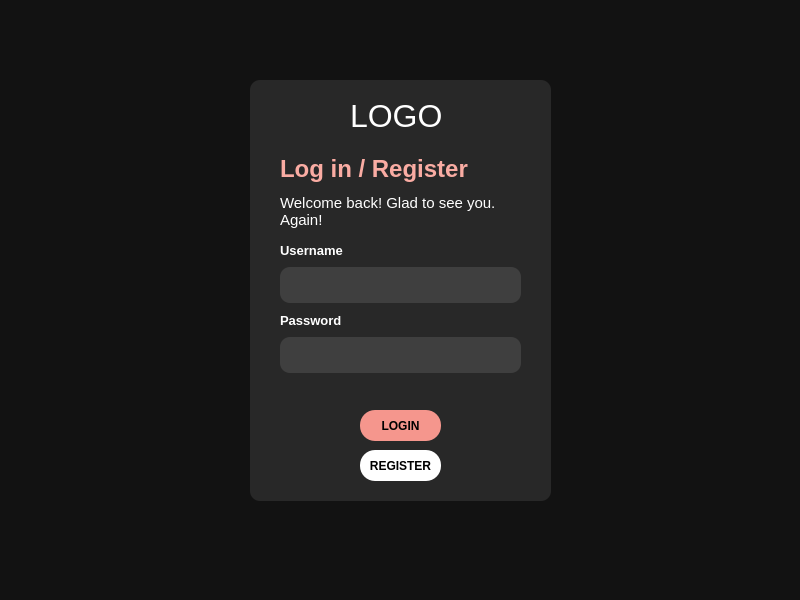
elchalom/3K04_Project, file DCM/test_windowUI/form.ui: the form before one commit.
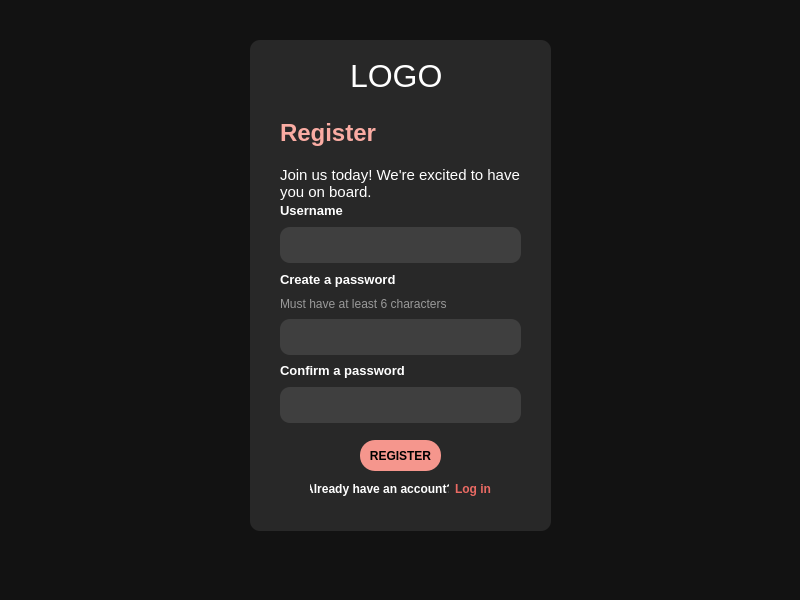
The form after the commit.

Commit message: Updated login/registration with functionality

What changed in the file:
```diff
--- a/DCM/test_windowUI/form.ui
+++ b/DCM/test_windowUI/form.ui
@@ -40,9 +40,9 @@
    <property name="geometry">
     <rect>
      <x>250</x>
-     <y>80</y>
+     <y>90</y>
      <width>301</width>
-     <height>421</height>
+     <height>401</height>
     </rect>
    </property>
    <property name="styleSheet">
@@ -120,7 +120,7 @@
     <property name="geometry">
      <rect>
       <x>110</x>
-      <y>330</y>
+      <y>310</y>
       <width>81</width>
       <height>31</height>
      </rect>
@@ -143,41 +143,7 @@
      <string>LOGIN</string>
     </property>
    </widget>
-   <widget class="QPushButton" name="register_button">
-    <property name="geometry">
-     <rect>
-      <x>110</x>
-      <y>370</y>
-      <width>81</width>
-      <height>31</height>
-     </rect>
-    </property>
-    <property name="font">
-     <font>
-      <bold>true</bold>
-     </font>
-    </property>
-    <property name="cursor">
-     <cursorShape>PointingHandCursor</cursorShape>
-    </property>
-    <property name="styleSheet">
-     <string notr="true">QPushButton {
-	background-color: white;
-	border-radius: 15px;
-}
-
-QPushButton:clicked {
-	background-color: rgb(129, 255, 247);
-}</string>
-    </property>
-    <property name="text">
-     <string>REGISTER</string>
-    </property>
-    <property name="checkable">
-     <bool>false</bool>
-    </property>
-   </widget>
-   <widget class="QWidget" name="">
+   <widget class="QWidget" name="layoutWidget">
     <property name="geometry">
      <rect>
       <x>30</x>
@@ -201,7 +167,7 @@
 }</string>
        </property>
        <property name="text">
-        <string>Log in / Register</string>
+        <string>Log in</string>
        </property>
       </widget>
      </item>
@@ -225,7 +191,7 @@
      </item>
     </layout>
    </widget>
-   <widget class="QWidget" name="">
+   <widget class="QWidget" name="layoutWidget">
     <property name="geometry">
      <rect>
       <x>30</x>
@@ -263,18 +229,424 @@
 	color: white;
 }</string>
        </property>
+       <property name="placeholderText">
+        <string/>
+       </property>
       </widget>
      </item>
     </layout>
    </widget>
-   <zorder>label_2</zorder>
-   <zorder>label</zorder>
+   <widget class="QWidget" name="layoutWidget">
+    <property name="geometry">
+     <rect>
+      <x>50</x>
+      <y>350</y>
+      <width>184</width>
+      <height>18</height>
+     </rect>
+    </property>
+    <layout class="QHBoxLayout" name="horizontalLayout">
+     <item>
+      <widget class="QPushButton" name="register_screen_button">
+       <property name="font">
+        <font>
+         <bold>true</bold>
+        </font>
+       </property>
+       <property name="cursor">
+        <cursorShape>PointingHandCursor</cursorShape>
+       </property>
+       <property name="styleSheet">
+        <string notr="true">QPushButton {
+	color: #ffffff;
+}
+
+QPushButton:clicked {
+	background-color: rgb(129, 255, 247);
+}</string>
+       </property>
+       <property name="text">
+        <string>Don't have an account?</string>
+       </property>
+       <property name="checkable">
+        <bool>false</bool>
+       </property>
+      </widget>
+     </item>
+     <item>
+      <widget class="QPushButton" name="register_screen_button_2">
+       <property name="font">
+        <font>
+         <bold>true</bold>
+        </font>
+       </property>
+       <property name="cursor">
+        <cursorShape>PointingHandCursor</cursorShape>
+       </property>
+       <property name="styleSheet">
+        <string notr="true">QPushButton {
+	color: #ea6a63;
+}
+
+QPushButton:clicked {
+	background-color: rgb(129, 255, 247);
+}</string>
+       </property>
+       <property name="text">
+        <string>Register</string>
+       </property>
+       <property name="checkable">
+        <bool>false</bool>
+       </property>
+      </widget>
+     </item>
+    </layout>
+   </widget>
+   <zorder>layoutWidget</zorder>
+   <zorder>layoutWidget</zorder>
+   <zorder>layoutWidget</zorder>
    <zorder>Logo</zorder>
    <zorder>username_label</zorder>
    <zorder>username_input</zorder>
    <zorder>layoutWidget</zorder>
    <zorder>login_button</zorder>
-   <zorder>register_button</zorder>
+  </widget>
+  <widget class="QWidget" name="register_screen" native="true">
+   <property name="enabled">
+    <bool>true</bool>
+   </property>
+   <property name="geometry">
+    <rect>
+     <x>250</x>
+     <y>40</y>
+     <width>301</width>
+     <height>491</height>
+    </rect>
+   </property>
+   <property name="styleSheet">
+    <string notr="true">QWidget {
+	background-color: rgb(40, 40, 40);
+	border-radius: 10px;
+}</string>
+   </property>
+   <widget class="QLabel" name="Logo_3">
+    <property name="geometry">
+     <rect>
+      <x>100</x>
+      <y>20</y>
+      <width>91</width>
+      <height>31</height>
+     </rect>
+    </property>
+    <property name="font">
+     <font>
+      <pointsize>24</pointsize>
+     </font>
+    </property>
+    <property name="styleSheet">
+     <string notr="true">QLabel {
+	color: white;
+}</string>
+    </property>
+    <property name="text">
+     <string>LOGO</string>
+    </property>
+   </widget>
+   <widget class="QWidget" name="layoutWidget_5">
+    <property name="geometry">
+     <rect>
+      <x>30</x>
+      <y>230</y>
+      <width>241</width>
+      <height>85</height>
+     </rect>
+    </property>
+    <layout class="QVBoxLayout" name="verticalLayout_7">
+     <item>
+      <widget class="QLabel" name="password_label_3">
+       <property name="font">
+        <font>
+         <pointsize>10</pointsize>
+         <bold>true</bold>
+        </font>
+       </property>
+       <property name="styleSheet">
+        <string notr="true">QLabel {
+	color: rgb(255, 255, 255);
+}</string>
+       </property>
+       <property name="text">
+        <string>Create a password</string>
+       </property>
+       <property name="margin">
+        <number>0</number>
+       </property>
+      </widget>
+     </item>
+     <item>
+      <widget class="QLabel" name="label_7">
+       <property name="styleSheet">
+        <string notr="true">QLabel {
+	color: #999999;
+	margin-top: -9;
+}</string>
+       </property>
+       <property name="lineWidth">
+        <number>0</number>
+       </property>
+       <property name="text">
+        <string>Must have at least 6 characters</string>
+       </property>
+       <property name="margin">
+        <number>0</number>
+       </property>
+      </widget>
+     </item>
+     <item>
+      <widget class="QLineEdit" name="reg_password_input_1">
+       <property name="styleSheet">
+        <string notr="true">QLineEdit {
+	background-color: #3f3f3f;
+	padding: 10px 20px;
+	border-radius: 10px;
+	color: white;
+}</string>
+       </property>
+      </widget>
+     </item>
+    </layout>
+   </widget>
+   <widget class="QPushButton" name="register_button">
+    <property name="geometry">
+     <rect>
+      <x>110</x>
+      <y>400</y>
+      <width>81</width>
+      <height>31</height>
+     </rect>
+    </property>
+    <property name="font">
+     <font>
+      <bold>true</bold>
+     </font>
+    </property>
+    <property name="cursor">
+     <cursorShape>PointingHandCursor</cursorShape>
+    </property>
+    <property name="styleSheet">
+     <string notr="true">QPushButton {
+	background-color: #f5968d;
+	border-radius: 15px;
+}</string>
+    </property>
+    <property name="text">
+     <string>REGISTER</string>
+    </property>
+   </widget>
+   <widget class="QWidget" name="layoutWidget_6">
+    <property name="geometry">
+     <rect>
+      <x>30</x>
+      <y>70</y>
+      <width>241</width>
+      <height>96</height>
+     </rect>
+    </property>
+    <layout class="QVBoxLayout" name="verticalLayout_8">
+     <item>
+      <widget class="QLabel" name="label_5">
+       <property name="font">
+        <font>
+         <pointsize>18</pointsize>
+         <bold>true</bold>
+        </font>
+       </property>
+       <property name="styleSheet">
+        <string notr="true">QLabel {
+color: #faaca3;
+}</string>
+       </property>
+       <property name="text">
+        <string>Register</string>
+       </property>
+      </widget>
+     </item>
+     <item>
+      <widget class="QLabel" name="label_6">
+       <property name="font">
+        <font>
+         <pointsize>11</pointsize>
+        </font>
+       </property>
+       <property name="styleSheet">
+        <string notr="true">QLabel {
+color: white;
+}</string>
+       </property>
+       <property name="text">
+        <string>Join us today! We're excited to have
+you on board.</string>
+       </property>
+      </widget>
+     </item>
+    </layout>
+   </widget>
+   <widget class="QWidget" name="layoutWidget_7">
+    <property name="geometry">
+     <rect>
+      <x>30</x>
+      <y>160</y>
+      <width>241</width>
+      <height>63</height>
+     </rect>
+    </property>
+    <layout class="QVBoxLayout" name="verticalLayout_9">
+     <item>
+      <widget class="QLabel" name="username_label_3">
+       <property name="font">
+        <font>
+         <pointsize>10</pointsize>
+         <bold>true</bold>
+        </font>
+       </property>
+       <property name="styleSheet">
+        <string notr="true">QLabel {
+	color: rgb(255, 255, 255);
+}</string>
+       </property>
+       <property name="text">
+        <string>Username</string>
+       </property>
+      </widget>
+     </item>
+     <item>
+      <widget class="QLineEdit" name="reg_username_input">
+       <property name="styleSheet">
+        <string notr="true">QLineEdit {
+	background-color: #3f3f3f;
+	padding: 10px 20px;
+	border-radius: 10px;
+	color: white;
+}</string>
+       </property>
+       <property name="placeholderText">
+        <string/>
+       </property>
+      </widget>
+     </item>
+    </layout>
+   </widget>
+   <widget class="QWidget" name="layoutWidget_8">
+    <property name="geometry">
+     <rect>
+      <x>30</x>
+      <y>320</y>
+      <width>241</width>
+      <height>63</height>
+     </rect>
+    </property>
+    <layout class="QVBoxLayout" name="verticalLayout_10">
+     <item>
+      <widget class="QLabel" name="username_label_4">
+       <property name="font">
+        <font>
+         <pointsize>10</pointsize>
+         <bold>true</bold>
+        </font>
+       </property>
+       <property name="styleSheet">
+        <string notr="true">QLabel {
+	color: rgb(255, 255, 255);
+}</string>
+       </property>
+       <property name="text">
+        <string>Confirm a password</string>
+       </property>
+      </widget>
+     </item>
+     <item>
+      <widget class="QLineEdit" name="reg_password_input_2">
+       <property name="styleSheet">
+        <string notr="true">QLineEdit {
+	background-color: #3f3f3f;
+	padding: 10px 20px;
+	border-radius: 10px;
+	color: white;
+}</string>
+       </property>
+       <property name="placeholderText">
+        <string/>
+       </property>
+      </widget>
+     </item>
+    </layout>
+   </widget>
+   <widget class="QWidget" name="layoutWidget_9">
+    <property name="geometry">
+     <rect>
+      <x>60</x>
+      <y>440</y>
+      <width>181</width>
+      <height>18</height>
+     </rect>
+    </property>
+    <layout class="QHBoxLayout" name="horizontalLayout_2">
+     <item>
+      <widget class="QPushButton" name="login_screen_button">
+       <property name="font">
+        <font>
+         <bold>true</bold>
+        </font>
+       </property>
+       <property name="cursor">
+        <cursorShape>PointingHandCursor</cursorShape>
+       </property>
+       <property name="styleSheet">
+        <string notr="true">QPushButton {
+	color: #ffffff;
+}
+
+QPushButton:clicked {
+	background-color: rgb(129, 255, 247);
+}</string>
+       </property>
+       <property name="text">
+        <string>Already have an account?</string>
+       </property>
+       <property name="checkable">
+        <bool>false</bool>
+       </property>
+      </widget>
+     </item>
+     <item>
+      <widget class="QPushButton" name="login_screen_button_2">
+       <property name="font">
+        <font>
+         <bold>true</bold>
+        </font>
+       </property>
+       <property name="cursor">
+        <cursorShape>PointingHandCursor</cursorShape>
+       </property>
+       <property name="styleSheet">
+        <string notr="true">QPushButton {
+	color: #ea6a63;
+}
+
+QPushButton:clicked {
+	background-color: rgb(129, 255, 247);
+}</string>
+       </property>
+       <property name="text">
+        <string>Log in</string>
+       </property>
+       <property name="checkable">
+        <bool>false</bool>
+       </property>
+      </widget>
+     </item>
+    </layout>
+   </widget>
   </widget>
  </widget>
  <resources/>
```
Left out of the diff: 6 changed lines with no effect on the pictures. The commit also changes 10 other files.
